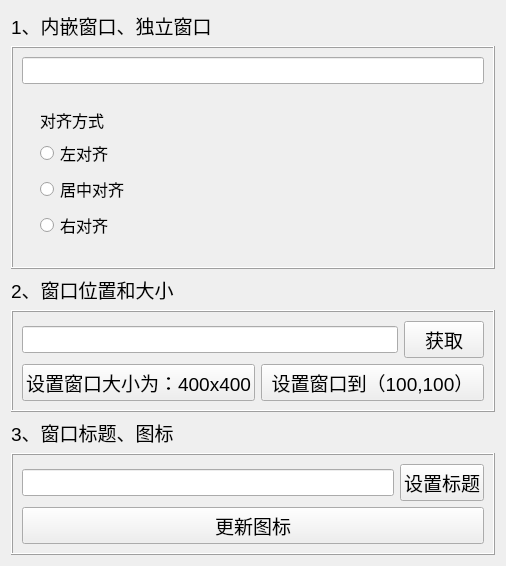
Above: mywidget.ui from valueyou24/QWidgetDemo before the change. Below: the same form after it.
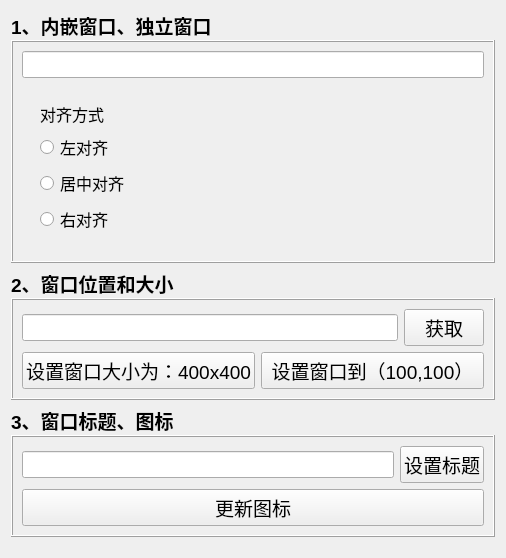
That is the form after the change.

Diff of the .ui file:
```diff
--- a/mywidget.ui
+++ b/mywidget.ui
@@ -21,11 +21,15 @@
   <layout class="QVBoxLayout" name="verticalLayout_8">
    <item>
     <layout class="QVBoxLayout" name="verticalLayout_3">
+     <property name="spacing">
+      <number>0</number>
+     </property>
      <item>
       <widget class="QLabel" name="label">
        <property name="font">
         <font>
          <pointsize>14</pointsize>
+         <bold>true</bold>
         </font>
        </property>
        <property name="text">
@@ -92,11 +96,15 @@
    </item>
    <item>
     <layout class="QVBoxLayout" name="verticalLayout_5">
+     <property name="spacing">
+      <number>0</number>
+     </property>
      <item>
       <widget class="QLabel" name="label_2">
        <property name="font">
         <font>
          <pointsize>14</pointsize>
+         <bold>true</bold>
         </font>
        </property>
        <property name="text">
@@ -167,11 +175,15 @@
    </item>
    <item>
     <layout class="QVBoxLayout" name="verticalLayout_7">
+     <property name="spacing">
+      <number>0</number>
+     </property>
      <item>
       <widget class="QLabel" name="label_3">
        <property name="font">
         <font>
          <pointsize>14</pointsize>
+         <bold>true</bold>
         </font>
        </property>
        <property name="text">
```
